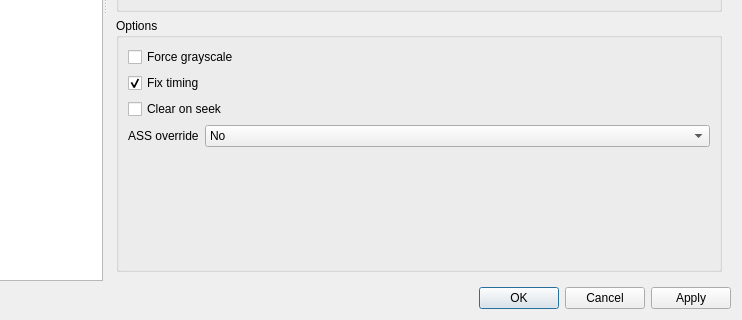
Qt form settingswindow.ui (mpc-qt/mpc-qt) before a commit; both pictures show x 154 to 896 and y 285 to 605 of the 896 by 605 pixel window.
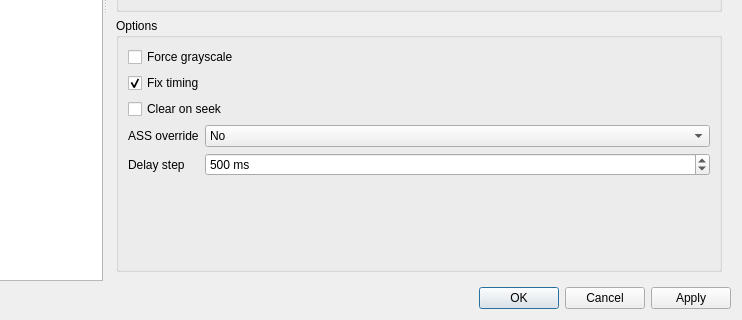
The same form after that commit. The open tabs and pages were chosen to show the change.

Commit message: Add a setting to change the default subtitles delay step

The edit to the form file:
```diff
--- a/settingswindow.ui
+++ b/settingswindow.ui
@@ -6274,6 +6274,35 @@
                 </property>
                </widget>
               </item>
+              <item row="4" column="0">
+               <widget class="QLabel" name="subtitlesDelayStepLabel">
+                <property name="text">
+                 <string>Delay step</string>
+                </property>
+               </widget>
+              </item>
+              <item row="4" column="1">
+               <widget class="QSpinBox" name="subtitlesDelayStep">
+                <property name="sizePolicy">
+                 <sizepolicy hsizetype="Minimum" vsizetype="Fixed">
+                  <horstretch>0</horstretch>
+                  <verstretch>0</verstretch>
+                 </sizepolicy>
+                </property>
+                <property name="suffix">
+                 <string notr="true"> ms</string>
+                </property>
+                <property name="minimum">
+                 <number>1</number>
+                </property>
+                <property name="maximum">
+                 <number>9999999</number>
+                </property>
+                <property name="value">
+                 <number>500</number>
+                </property>
+               </widget>
+              </item>
               <item row="1" column="0" colspan="2">
                <widget class="QCheckBox" name="subtitlesFixTiming">
                 <property name="text">
```
The commit also changes 12 other files.
